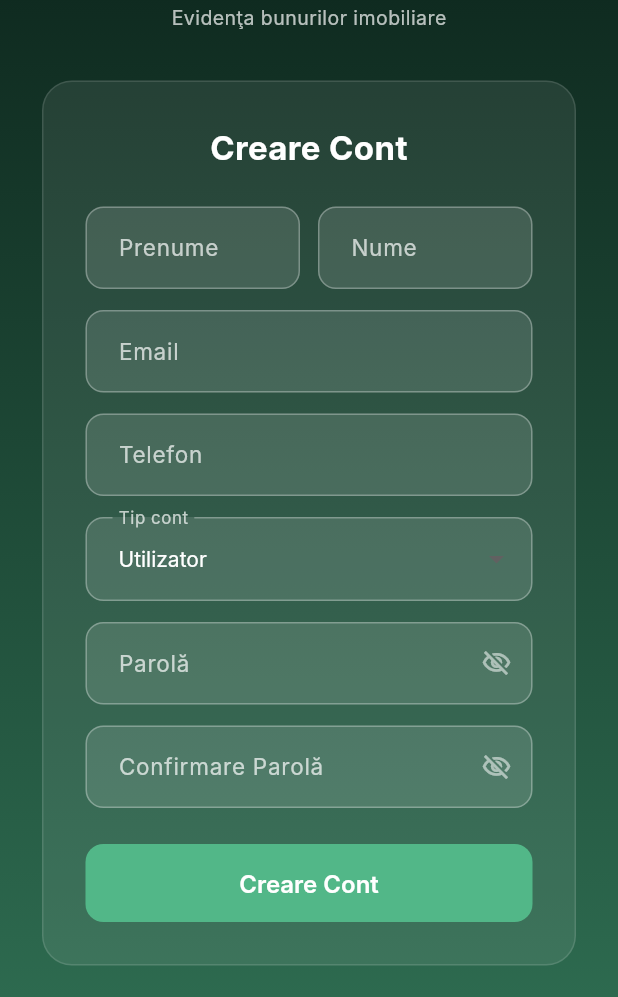
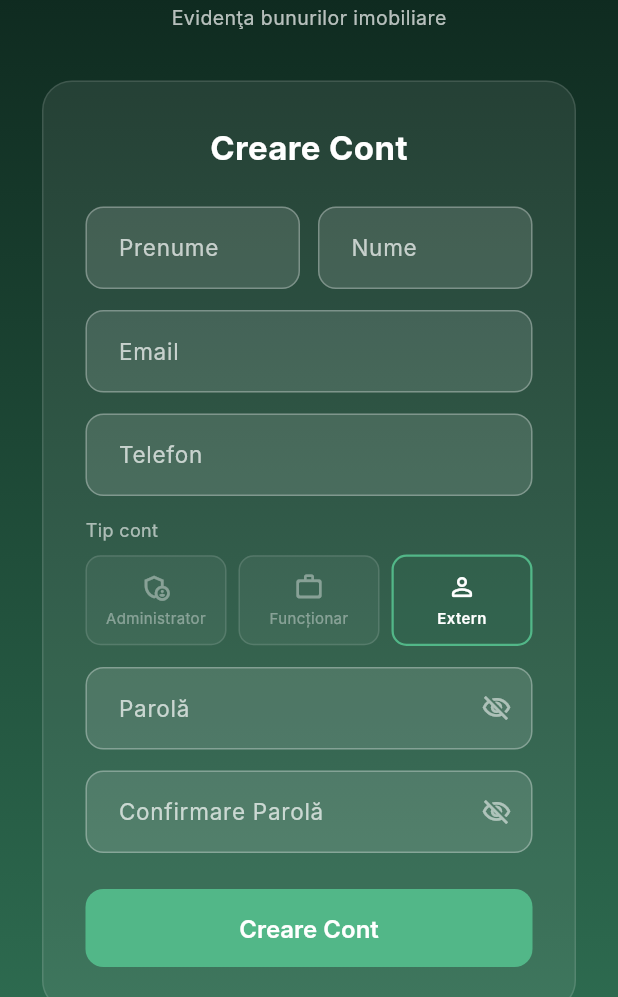
Before and after one commit to aria-a20y/e_patrimoniu, a Flutter app: the screen it shows after launch, after a tap on "Creează cont nou", on a phone screen of 412 x 824 dp, the part 239-1236 px from its top. Run offline on Flutter 3.47's test engine with Material 3 defaults, Android fonts, the phone set to English and light mode, and no system bars; our stand-ins replace file_picker, firebase_auth, firebase_core, fl_chart, shared_preferences; accounts and stored records are empty; Roboto replaces fonts that are missing (Inter).

Commit message:
UI: role cards on register, removed from login

```diff
--- a/lib/ui/screens/auth/login.dart
+++ b/lib/ui/screens/auth/login.dart
@@ -18,8 +18,6 @@ class _LoginScreenState extends State<LoginScreen> {
   final _passCtl = TextEditingController();
   bool _loading = false;
   bool _obscure = true;
-  UserRole _selectedRole = UserRole.extern;
-
   String? _validateEmail(String? v) {
     if (v == null || v.trim().isEmpty) return 'Introduceți emailul';
     final regex = RegExp(r'^[^@]+@[^@]+\.[^@]+');
@@ -167,8 +165,6 @@ class _LoginScreenState extends State<LoginScreen> {
               textAlign: TextAlign.center,
             ),
             const SizedBox(height: 20),
-            _buildRoleSelector(),
-            const SizedBox(height: 20),
             TextFormField(
               controller: _emailCtl,
               style: const TextStyle(color: Colors.white, fontFamily: 'Inter'),
@@ -229,72 +225,6 @@ class _LoginScreenState extends State<LoginScreen> {
     );
   }
 
-  Widget _buildRoleSelector() {
-    return Column(
-      crossAxisAlignment: CrossAxisAlignment.stretch,
-      children: [
-        Text(
-          'Tip utilizator',
-          style: TextStyle(color: Colors.white.withValues(alpha: 0.6), fontSize: 12, fontFamily: 'Inter'),
-        ),
-        const SizedBox(height: 8),
-        Row(
-          children: [
-            _buildRoleChip(UserRole.administrator, 'Administrator', Icons.admin_panel_settings_outlined),
-            const SizedBox(width: 8),
-            _buildRoleChip(UserRole.functionar, 'Funcționar', Icons.work_outline_rounded),
-            const SizedBox(width: 8),
-            _buildRoleChip(UserRole.extern, 'Extern', Icons.person_outline_rounded),
-          ],
-        ),
-      ],
-    );
-  }
-
-  Widget _buildRoleChip(UserRole role, String label, IconData icon) {
-    final isSelected = _selectedRole == role;
-    return Expanded(
-      child: GestureDetector(
-        onTap: () => setState(() => _selectedRole = role),
-        child: AnimatedContainer(
-          duration: const Duration(milliseconds: 150),
-          padding: const EdgeInsets.symmetric(vertical: 10),
-          decoration: BoxDecoration(
-            color: isSelected
-                ? AppTheme.greenEmerald.withValues(alpha: 0.25)
-                : Colors.white.withValues(alpha: 0.05),
-            borderRadius: BorderRadius.circular(10),
-            border: Border.all(
-              color: isSelected ? AppTheme.greenLight : Colors.white12,
-              width: isSelected ? 1.5 : 1,
-            ),
-          ),
-          child: Column(
-            mainAxisSize: MainAxisSize.min,
-            children: [
-              Icon(
-                icon,
-                color: isSelected ? Colors.white : Colors.white38,
-                size: 20,
-              ),
-              const SizedBox(height: 4),
-              Text(
-                label,
-                style: TextStyle(
-                  color: isSelected ? Colors.white : Colors.white38,
-                  fontSize: 10,
-                  fontFamily: 'Inter',
-                  fontWeight: isSelected ? FontWeight.w600 : FontWeight.w400,
-                ),
-                textAlign: TextAlign.center,
-              ),
-            ],
-          ),
-        ),
-      ),
-    );
-  }
-
   Widget _buildFooter() {
     return Column(
       children: [
@@ -310,7 +240,7 @@ class _LoginScreenState extends State<LoginScreen> {
         TextButton(
           onPressed: () => Navigator.push(
             context,
-            MaterialPageRoute(builder: (_) => RegisterScreen(initialRole: _selectedRole)),
+            MaterialPageRoute(builder: (_) => const RegisterScreen()),
           ),
           style: TextButton.styleFrom(foregroundColor: AppTheme.greenLight),
           child: const Text('Creează cont nou', style: TextStyle(fontSize: 13)),
--- a/lib/ui/screens/auth/register.dart
+++ b/lib/ui/screens/auth/register.dart
@@ -5,8 +5,7 @@ import '../../../core/models/user/user_model.dart';
 import '../../../core/services/auth_service.dart';
 
 class RegisterScreen extends StatefulWidget {
-  final UserRole? initialRole;
-  const RegisterScreen({super.key, this.initialRole});
+  const RegisterScreen({super.key});
   @override
   State<RegisterScreen> createState() => _RegisterScreenState();
 }
@@ -22,13 +21,7 @@ class _RegisterScreenState extends State<RegisterScreen> {
   bool _loading = false;
   bool _obscure = true;
   bool _obscureConfirm = true;
-  late UserRole _selectedRole;
-
-  @override
-  void initState() {
-    super.initState();
-    _selectedRole = widget.initialRole ?? UserRole.extern;
-  }
+  UserRole _selectedRole = UserRole.extern;
 
   Future<void> _submit() async {
     if (!_formKey.currentState!.validate()) return;
@@ -88,6 +81,68 @@ class _RegisterScreenState extends State<RegisterScreen> {
     _confirmPassCtl.dispose();
     _phoneCtl.dispose();
     super.dispose();
+  }
+
+  Widget _buildRoleSelector() {
+    return Column(
+      crossAxisAlignment: CrossAxisAlignment.stretch,
+      children: [
+        Text(
+          'Tip cont',
+          style: TextStyle(color: Colors.white.withValues(alpha: 0.6), fontSize: 12, fontFamily: 'Inter'),
+        ),
+        const SizedBox(height: 8),
+        Row(
+          children: [
+            _buildRoleChip(UserRole.administrator, 'Administrator', Icons.admin_panel_settings_outlined),
+            const SizedBox(width: 8),
+            _buildRoleChip(UserRole.functionar, 'Funcționar', Icons.work_outline_rounded),
+            const SizedBox(width: 8),
+            _buildRoleChip(UserRole.extern, 'Extern', Icons.person_outline_rounded),
+          ],
+        ),
+      ],
+    );
+  }
+
+  Widget _buildRoleChip(UserRole role, String label, IconData icon) {
+    final isSelected = _selectedRole == role;
+    return Expanded(
+      child: GestureDetector(
+        onTap: () => setState(() => _selectedRole = role),
+        child: AnimatedContainer(
+          duration: const Duration(milliseconds: 150),
+          padding: const EdgeInsets.symmetric(vertical: 10),
+          decoration: BoxDecoration(
+            color: isSelected
+                ? AppTheme.greenEmerald.withValues(alpha: 0.25)
+                : Colors.white.withValues(alpha: 0.05),
+            borderRadius: BorderRadius.circular(10),
+            border: Border.all(
+              color: isSelected ? AppTheme.greenLight : Colors.white12,
+              width: isSelected ? 1.5 : 1,
+            ),
+          ),
+          child: Column(
+            mainAxisSize: MainAxisSize.min,
+            children: [
+              Icon(icon, color: isSelected ? Colors.white : Colors.white38, size: 20),
+              const SizedBox(height: 4),
+              Text(
+                label,
+                style: TextStyle(
+                  color: isSelected ? Colors.white : Colors.white38,
+                  fontSize: 10,
+                  fontFamily: 'Inter',
+                  fontWeight: isSelected ? FontWeight.w600 : FontWeight.w400,
+                ),
+                textAlign: TextAlign.center,
+              ),
+            ],
+          ),
+        ),
+      ),
+    );
   }
 
   @override
@@ -172,18 +227,7 @@ class _RegisterScreenState extends State<RegisterScreen> {
                               ),
                               const SizedBox(height: 14),
                               // Selecție rol
-                              DropdownButtonFormField<UserRole>(
-                                value: _selectedRole,
-                                dropdownColor: const Color(0xFF1B4332),
-                                style: const TextStyle(color: Colors.white, fontFamily: 'Inter'),
-                                decoration: AuthStyles.inputDecoration('Tip cont', context),
-                                items: const [
-                                  DropdownMenuItem(value: UserRole.extern,         child: Text('Utilizator')),
-                                  DropdownMenuItem(value: UserRole.functionar,     child: Text('Funcționar')),
-                                  DropdownMenuItem(value: UserRole.administrator,  child: Text('Administrator')),
-                                ],
-                                onChanged: (v) => setState(() => _selectedRole = v ?? UserRole.extern),
-                              ),
+                              _buildRoleSelector(),
                               const SizedBox(height: 14),
                               TextFormField(
                                 controller: _passCtl,
```
Also changed, not shown: 1 other file.
